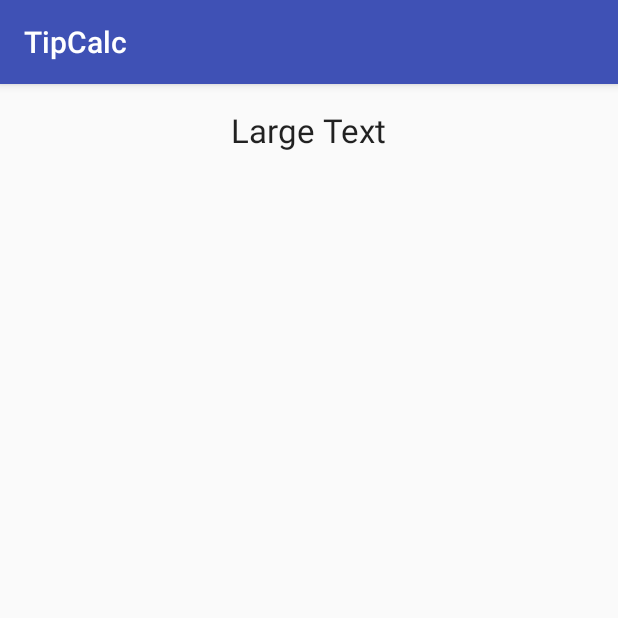
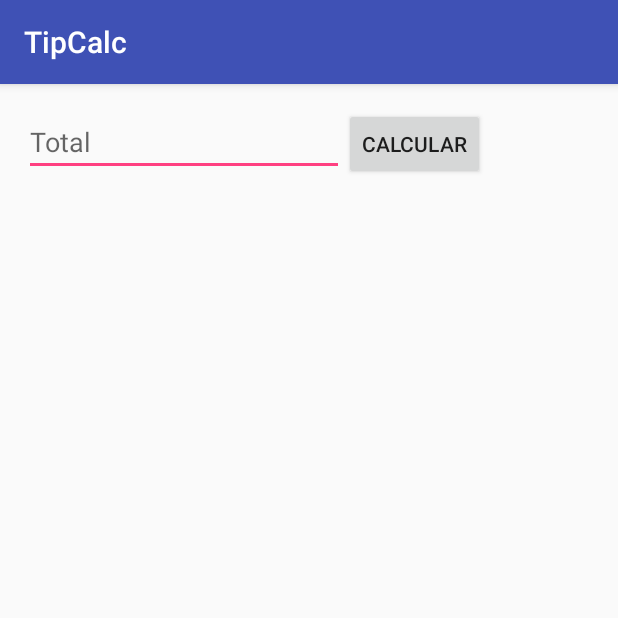
Before and after one commit to diegusweb/TipCalcDelete, an Android app: the screen it shows after launch (MainActivity), on a phone screen of 412 x 824 dp, the top half of it. Run offline under Robolectric (Android 15) with nearby library versions, the phone set to English and light mode, and no system bars.

Commit message:
add input and button

```diff
--- a/app/src/main/res/layout/content_tip.xml
+++ b/app/src/main/res/layout/content_tip.xml
@@ -1,14 +1,28 @@
 <?xml version="1.0" encoding="utf-8"?>
-<LinearLayout xmlns:android="http://schemas.android.com/apk/res/android"
+<RelativeLayout xmlns:android="http://schemas.android.com/apk/res/android"
     android:orientation="vertical" android:layout_width="match_parent"
     android:layout_height="match_parent">
 
 
-    <TextView
+    <EditText
         android:layout_width="wrap_content"
         android:layout_height="wrap_content"
-        android:textAppearance="?android:attr/textAppearanceLarge"
-        android:text="Large Text"
-        android:id="@+id/textView"
-        android:layout_gravity="center_horizontal" />
-</LinearLayout>
+        android:inputType="numberDecimal"
+        android:hint="@string/main.hint.bill"
+        android:ems="10"
+        android:id="@+id/inputBill"
+        android:layout_alignParentTop="true"
+        android:layout_alignParentLeft="true"
+        android:layout_alignParentStart="true" />
+
+    <Button
+        android:layout_width="wrap_content"
+        android:layout_height="wrap_content"
+        android:id="@+id/btnSubmit"
+        android:text="@string/main.button.submit"
+        android:layout_alignParentTop="true"
+        android:layout_toRightOf="@+id/inputBill"
+        android:layout_toEndOf="@+id/inputBill"/>
+
+
+</RelativeLayout>
--- a/app/src/main/res/values/strings.xml
+++ b/app/src/main/res/values/strings.xml
@@ -6,7 +6,7 @@
     <string name="main.button.increase">+</string>
     <string name="main.button.decrease">-</string>
     <string name="main.button.clear">Borrar recientes</string>
-    <string name="main.ntice.clear">Elementos recientes ha quedado vacio</string>
+    <string name="main.notice.clear">Elementos recientes ha quedado vacio</string>
     <string name="main.menu.action.about">Acerca de</string>
 
     <string name="global.message.tip">Propina %.1f</string>
```
